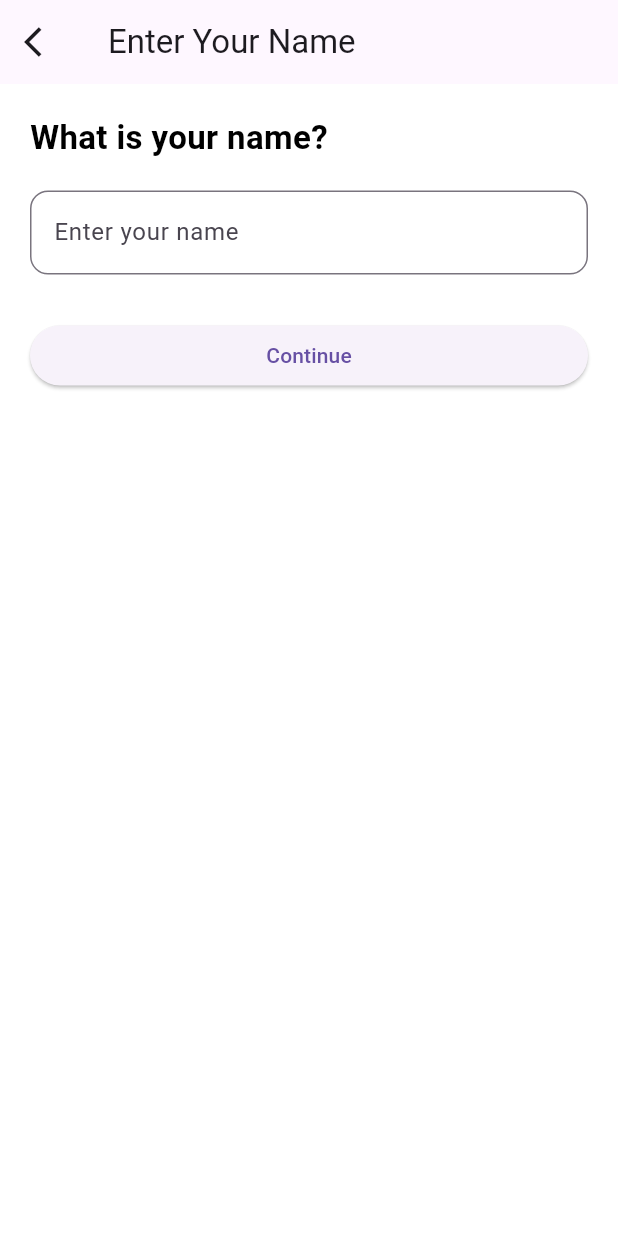
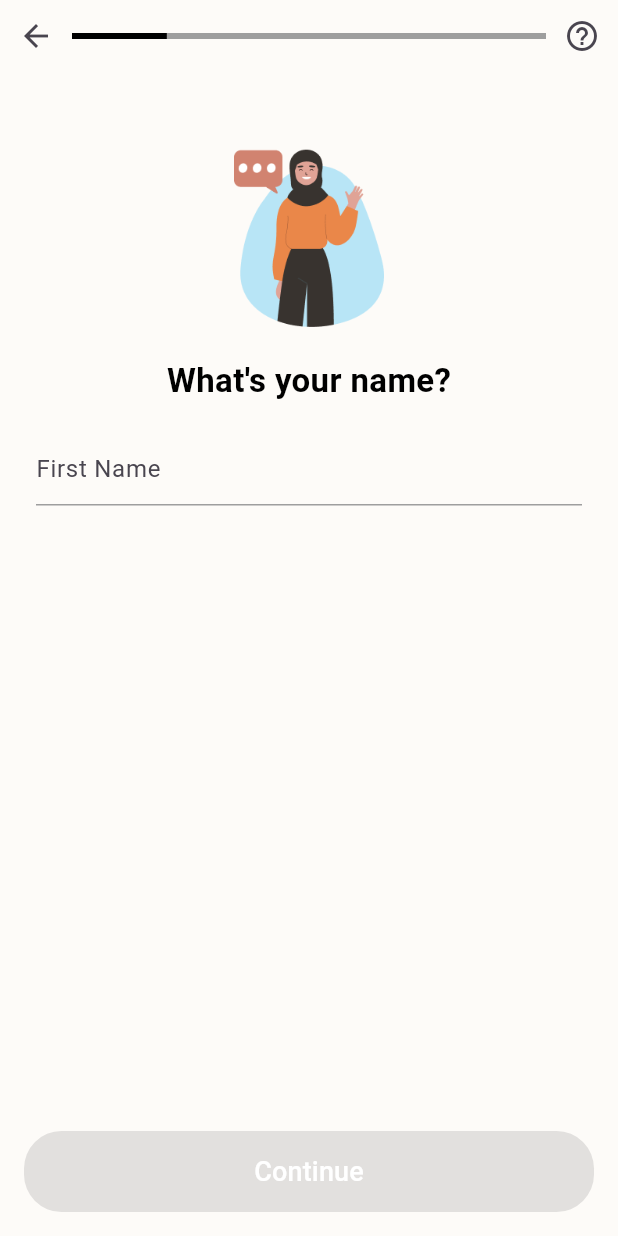
Before and after one commit to muhammadhassanmahar/Muna-Match, a Flutter app: the NameScreen screen opened directly, on a phone screen of 412 x 824 dp. Run offline on Flutter 3.47's test engine with Material 3 defaults, Android fonts, the phone set to English and light mode, and no system bars.

Commit message:
Updated pubspec.yaml and fixed name_screen.dart deprecated warning

```diff
--- a/lib/name_screen.dart
+++ b/lib/name_screen.dart
@@ -1,47 +1,131 @@
 import 'package:flutter/material.dart';
+import 'gender_screen.dart';
 
-class NameScreen extends StatelessWidget {
+class NameScreen extends StatefulWidget {
   const NameScreen({super.key});
+
+  @override
+  State<NameScreen> createState() => _NameScreenState();
+}
+
+class _NameScreenState extends State<NameScreen> {
+  final TextEditingController _nameController = TextEditingController();
+  bool isButtonEnabled = false;
+
+  @override
+  void initState() {
+    super.initState();
+    _nameController.addListener(() {
+      setState(() {
+        isButtonEnabled = _nameController.text.trim().isNotEmpty;
+      });
+    });
+  }
+
+  @override
+  void dispose() {
+    _nameController.dispose();
+    super.dispose();
+  }
+
+  void onContinue() {
+    if (isButtonEnabled) {
+      Navigator.push(
+        context,
+        MaterialPageRoute(builder: (context) => const GenderScreen()),
+      );
+    }
+  }
 
   @override
   Widget build(BuildContext context) {
     return Scaffold(
-      appBar: AppBar(
-        title: const Text("Enter Your Name"),
-        leading: IconButton(
-          icon: const Icon(Icons.arrow_back_ios),
-          onPressed: () => Navigator.pop(context),
-        ),
-      ),
-      body: Padding(
-        padding: const EdgeInsets.all(20.0),
+      backgroundColor: const Color(0xFFFDFBF8),
+      body: SafeArea(
         child: Column(
-          crossAxisAlignment: CrossAxisAlignment.start,
+          crossAxisAlignment: CrossAxisAlignment.center,
           children: [
+            // Top Navigation Row
+            Row(
+              children: [
+                IconButton(
+                  icon: const Icon(Icons.arrow_back),
+                  onPressed: () {
+                    Navigator.pop(context);
+                  },
+                ),
+                const Expanded(
+                  child: LinearProgressIndicator(
+                    value: 0.2,
+                    backgroundColor: Colors.grey,
+                    valueColor: AlwaysStoppedAnimation<Color>(Colors.black),
+                  ),
+                ),
+                IconButton(
+                  icon: const Icon(Icons.help_outline),
+                  onPressed: () {},
+                ),
+              ],
+            ),
+
+            const SizedBox(height: 20),
+
+            // Image
+            Image.asset(
+              'assets/images/name.png', // Replace with your actual image asset
+              height: 150,
+            ),
+
+            const SizedBox(height: 20),
+
+            // Title
             const Text(
-              "What is your name?",
-              style: TextStyle(
-                fontSize: 22,
-                fontWeight: FontWeight.bold,
-              ),
+              "What's your name?",
+              style: TextStyle(fontSize: 22, fontWeight: FontWeight.bold),
             ),
+
             const SizedBox(height: 20),
-            TextField(
-              decoration: InputDecoration(
-                hintText: "Enter your name",
-                border: OutlineInputBorder(
-                  borderRadius: BorderRadius.circular(12),
+
+            // TextField
+            Padding(
+              padding: const EdgeInsets.symmetric(horizontal: 24.0),
+              child: TextField(
+                controller: _nameController,
+                decoration: const InputDecoration(
+                  hintText: "First Name",
+                  enabledBorder: UnderlineInputBorder(
+                    borderSide: BorderSide(color: Colors.grey),
+                  ),
+                  focusedBorder: UnderlineInputBorder(
+                    borderSide: BorderSide(color: Colors.black),
+                  ),
                 ),
               ),
             ),
-            const SizedBox(height: 30),
-            SizedBox(
-              width: double.infinity,
-              child: ElevatedButton(
-                onPressed: () {
-                  // yahan tum next screen ka navigation karoge
-                },
-                child: const Text("Continue"),
+
+            const Spacer(),
+
+            // Continue Button
+            Padding(
+              padding: const EdgeInsets.all(16.0),
+              child: SizedBox(
+                width: double.infinity,
+                child: ElevatedButton(
+                  style: ElevatedButton.styleFrom(
+                    backgroundColor: isButtonEnabled
+                        ? Colors.orangeAccent
+                        : Colors.orangeAccent.withValues(alpha: 0.4),
+                    shape: RoundedRectangleBorder(
+                      borderRadius: BorderRadius.circular(25),
+                    ),
+                    padding: const EdgeInsets.symmetric(vertical: 14),
+                  ),
+                  onPressed: isButtonEnabled ? onContinue : null,
+                  child: const Text(
+                    "Continue",
+                    style: TextStyle(fontSize: 18, color: Colors.white),
+                  ),
+                ),
               ),
             ),
           ],
--- a/pubspec.yaml
+++ b/pubspec.yaml
@@ -67,7 +67,8 @@ flutter:
     - assets/images/logo2.png
     - assets/images/women.png
     - assets/images/men.png
-
+    - assets/images/name.png
+    - assets/images/birthday.png
 
   # An image asset can refer to one or more resolution-specific "variants", see
   # https://flutter.dev/to/resolution-aware-images
```
Also changed, not shown: lib/about_you_screen.dart (added, +33 -0 lines), lib/birthday_screen.dart (added, +179 -0 lines), assets/images/birthday.png (added), assets/images/name.png (added).
